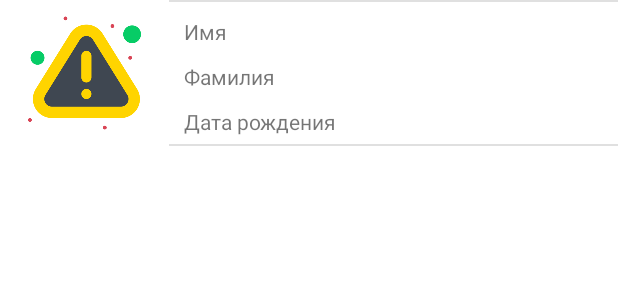
After one commit to alcuritsin/Android_VPU_021_Kuricyn_HW_03, an Android app: the layout human_item.xml on its own in the app's theme, with its tools: preview values and no code run, on a phone screen of 412 x 824 dp. The commit adds this screen. Shown: the top 300 px of the screen. Run offline under Robolectric (Android 15) with nearby library versions, the phone set to English and light mode, and no system bars.

Commit message:
Add 'human_item.xml'

```diff
--- a/task_03_01/src/main/res/layout/activity_main.xml
+++ b/task_03_01/src/main/res/layout/activity_main.xml
@@ -4,15 +4,26 @@
     xmlns:tools="http://schemas.android.com/tools"
     android:layout_width="match_parent"
     android:layout_height="match_parent"
+    android:layout_margin="10dp"
     tools:context=".MainActivity">
 
     <TextView
-        android:layout_width="wrap_content"
+        android:id="@+id/tvTitleApp"
+        android:layout_width="0dp"
         android:layout_height="wrap_content"
-        android:text="Hello World!"
-        app:layout_constraintBottom_toBottomOf="parent"
+        android:text="@string/tvTitleApp"
+        android:textAlignment="center"
+        android:textColor="#3F51B5"
+        android:textStyle="bold"
         app:layout_constraintEnd_toEndOf="parent"
         app:layout_constraintStart_toStartOf="parent"
         app:layout_constraintTop_toTopOf="parent" />
 
+    <ListView
+        android:id="@+id/lvHuman"
+        android:layout_width="match_parent"
+        android:layout_height="wrap_content"
+        app:layout_constraintEnd_toEndOf="@+id/tvTitleApp"
+        app:layout_constraintStart_toStartOf="parent"
+        app:layout_constraintTop_toBottomOf="@+id/tvTitleApp" />
 </androidx.constraintlayout.widget.ConstraintLayout>
--- /dev/null
+++ b/task_03_01/src/main/res/layout/human_item.xml
@@ -0,0 +1,72 @@
+<?xml version="1.0" encoding="utf-8"?>
+<androidx.constraintlayout.widget.ConstraintLayout xmlns:android="http://schemas.android.com/apk/res/android"
+    xmlns:app="http://schemas.android.com/apk/res-auto"
+    xmlns:tools="http://schemas.android.com/tools"
+    android:id="@+id/ConstraintLayout"
+    android:layout_width="match_parent"
+    android:layout_height="match_parent">
+
+    <LinearLayout
+        android:layout_width="match_parent"
+        android:layout_height="wrap_content"
+        android:orientation="horizontal"
+        app:layout_constraintEnd_toEndOf="parent"
+        app:layout_constraintStart_toStartOf="parent"
+        app:layout_constraintTop_toTopOf="parent">
+
+        <ImageView
+            android:id="@+id/ivIcon"
+            android:layout_width="match_parent"
+            android:layout_height="match_parent"
+            android:layout_weight="8"
+            android:padding="5dp"
+            app:srcCompat="@drawable/error" />
+
+        <LinearLayout
+            android:layout_width="match_parent"
+            android:layout_height="wrap_content"
+            android:layout_weight="3"
+            android:orientation="vertical">
+
+            <View
+                android:id="@+id/divider2"
+                android:layout_width="match_parent"
+                android:layout_height="1dp"
+                android:background="?android:attr/listDivider" />
+
+            <TextView
+                android:id="@+id/tvLastName"
+                android:layout_width="match_parent"
+                android:layout_height="wrap_content"
+                android:paddingLeft="10dp"
+                android:paddingTop="10dp"
+                android:paddingBottom="5dp"
+                android:text="Имя" />
+
+            <TextView
+                android:id="@+id/tvFirstName"
+                android:layout_width="match_parent"
+                android:layout_height="wrap_content"
+                android:paddingLeft="10dp"
+                android:paddingTop="5dp"
+                android:paddingBottom="5dp"
+                android:text="Фамилия" />
+
+            <TextView
+                android:id="@+id/tvBirthDay"
+                android:layout_width="match_parent"
+                android:layout_height="wrap_content"
+                android:paddingLeft="10dp"
+                android:paddingTop="5dp"
+                android:paddingBottom="5dp"
+                android:text="Дата рождения" />
+
+            <View
+                android:id="@+id/divider"
+                android:layout_width="match_parent"
+                android:layout_height="1dp"
+                android:background="?android:attr/listDivider" />
+
+        </LinearLayout>
+    </LinearLayout>
+</androidx.constraintlayout.widget.ConstraintLayout>
--- a/task_03_01/src/main/res/values/strings.xml
+++ b/task_03_01/src/main/res/values/strings.xml
@@ -1,3 +1,4 @@
 <resources>
     <string name="app_name">task_03_01</string>
+    <string name="tvTitleApp">Список сотрудников</string>
 </resources>
```
Also changed, not shown: task_03_01/src/main/res/drawable/error.png (added).
